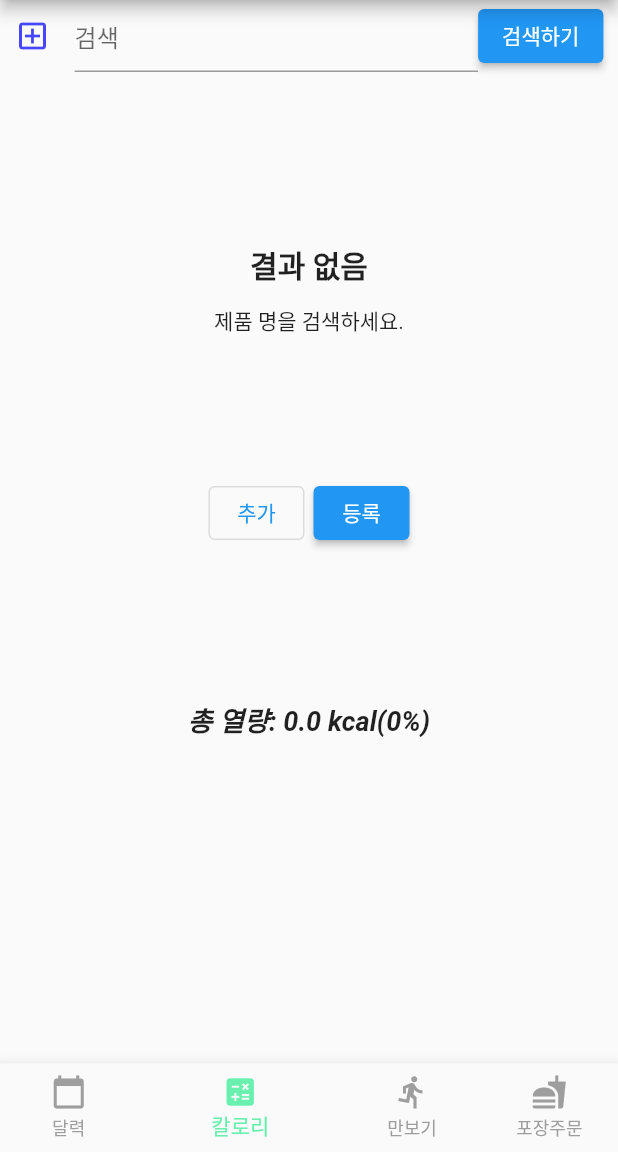
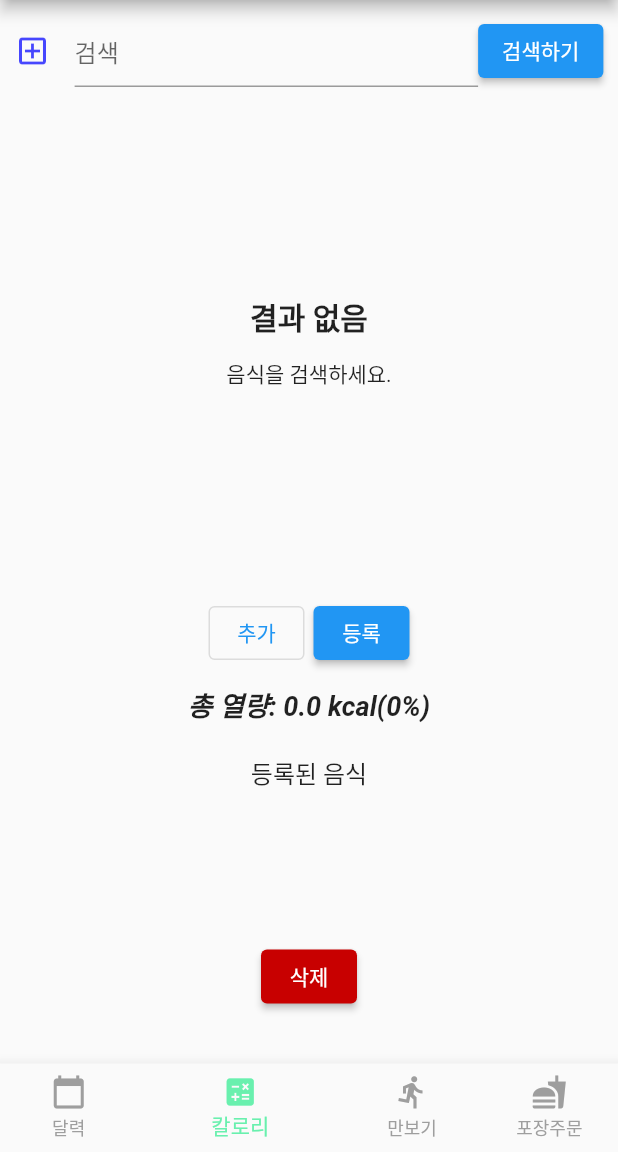
Before and after one commit to exerciseLog/exercise, a Flutter app: the screen it shows after launch, item 2 of the bottom bar chosen, on a phone screen of 412 x 824 dp, the part 84-1236 px from its top. Run offline on Flutter 3.47's test engine with Material 2 defaults, Android fonts, the phone set to English and light mode, and no system bars; our stand-ins replace drift, elegant_notification, firebase_core, firebase_database, fluttertoast, geolocator and 6 more; missing offline and left inert: flutter_cupertino_datetime_picker, flutter_polyline_points, home_widget; accounts and stored records are empty; generated files the repository leaves out were written again.

Commit message:
기타 버그 수정

```diff
--- a/lib/main.dart
+++ b/lib/main.dart
@@ -11,6 +11,8 @@ import 'package:get_it/get_it.dart';
 import 'package:home_widget/home_widget.dart';
 import 'package:provider/provider.dart';
 import 'package:drift/drift.dart' as drift;
+import 'package:firebase_core/firebase_core.dart';
+import 'firebase_options.dart';
 
 /// Called when Doing Background Work initiated from Widget
 @pragma("vm:entry-point")
@@ -53,6 +55,9 @@ class _MyAppState extends State<MyApp> {
 
   @override
   Widget build(BuildContext context) {
+    Firebase.initializeApp(
+      options: DefaultFirebaseOptions.currentPlatform,
+    );
     return MultiProvider(
       providers: [
         ChangeNotifierProvider<ApiProvider>(
--- /dev/null
+++ b/lib/model/datatest_model.dart
@@ -0,0 +1,4 @@
+
+class test {
+
+}
--- a/lib/provider/calorie_provider.dart
+++ b/lib/provider/calorie_provider.dart
@@ -4,21 +4,23 @@ class CalorieProvider with ChangeNotifier {
   double _calorie = 0.0;
   String _selectedFood = '';
   String _selectedCal = '';
-  int _selectedLnum = 0;
+  int _selectednum = 0;
   String _percent = '0';
   List<String> selectedFoodList = [];
   List<String> selectedCalList = [];
+  int _selectedNumList = 0;
 
   String get selectedFood => _selectedFood;
   String get selectedCal => _selectedCal;
   String get getCalorie => _calorie.toString();
-  int get listNum => _selectedLnum;
+  int get listNum => _selectednum;
+  int get selListNum => _selectedNumList;
   String get percent => _percent;
 
   setCalorie(String food, String cal, int num) {
     _selectedFood = food;
     _selectedCal = cal;
-    _selectedLnum = num;
+    _selectednum = num;
     notifyListeners();
   }
 
@@ -37,17 +39,30 @@ class CalorieProvider with ChangeNotifier {
 
   resetCalorie() {
     _calorie = 0.0;
-    _selectedLnum = 0;
+    _selectednum = 0;
     selectedFoodList.clear();
     selectedCalList.clear();
+    _selectedNumList = 0;
     notifyListeners();
   }
 
   resetList() {
-    _selectedLnum = 0;
+    _selectednum = 0;
     _selectedCal = '';
     notifyListeners();
   }
 
+  setSelectedList(int index) {
+    _selectedNumList = index;
+    notifyListeners();
+  }
+
+  deleteSelectedList() {
+    var dCal = double.parse(selectedCalList[_selectedNumList]);
+    _calorie -= dCal;
+    selectedFoodList.removeAt(_selectedNumList);
+    selectedCalList.removeAt(_selectedNumList);
+    notifyListeners();
+  }
 
 }
--- a/lib/screens/home_screen.dart
+++ b/lib/screens/home_screen.dart
@@ -3,6 +3,7 @@ import 'package:exercise_log/screens/nutrition_screen.dart';
 import 'package:exercise_log/screens/calendar_memo.dart';
 import 'package:exercise_log/screens/walk_screen.dart';
 import 'package:flutter/material.dart';
+import 'package:animations/animations.dart';
 
 class HomeScreen extends StatefulWidget {
   const HomeScreen({super.key});
@@ -32,7 +33,21 @@ class _HomeScreenState extends State<HomeScreen> {
   Widget build(BuildContext context) {
     return Scaffold(
       appBar: AppBar(title: const Text("ExerciseLog")),
-      body: _widgetOptions[_selectedIndex],
+      body: PageTransitionSwitcher(
+        duration: const Duration(milliseconds: 1000),
+        transitionBuilder: (
+          Widget child,
+          Animation<double> animation,
+          Animation<double> secondaryAnimation,
+        ) {
+          return FadeThroughTransition(
+            animation: animation,
+            secondaryAnimation: secondaryAnimation,
+            child: child,
+          );
+        },
+        child: _widgetOptions[_selectedIndex],
+      ),
       bottomNavigationBar: BottomNavigationBar(
           items: const <BottomNavigationBarItem>[
             BottomNavigationBarItem(
--- a/lib/screens/nutrition_screen.dart
+++ b/lib/screens/nutrition_screen.dart
@@ -36,7 +36,18 @@ class _NutApiPageState extends State<NutApiPage> {
             style: TextStyle(fontSize: 20, fontWeight: FontWeight.bold),
             ),
           SizedBox(height: 12),
-          Text("제품 명을 검색하세요."),
+          Text("음식을 검색하세요."),
+        ],
+      ),
+    );
+  }
+
+  noItemsIndicator(BuildContext context) {
+    return Center(
+      child: Column(
+        mainAxisAlignment: MainAxisAlignment.center,
+        children: const [
+          Text("추가한 음식이 없습니다."),
         ],
       ),
     );
@@ -54,8 +65,9 @@ class _NutApiPageState extends State<NutApiPage> {
             return;
           }
           log(pageKey.toString());
-          final nextPageKey = pageKey + _pageSize;
-          final isLastPage = nextPageKey >= 100;
+          /* var nextPageKey = pageKey + _pageSize; */
+          final isLastPage = apiItems.length <= pageKey + _pageSize;
+          final nextPageKey = isLastPage ? apiItems.length : pageKey + _pageSize;
           final appendPage = apiItems.sublist(pageKey, nextPageKey);
           if(isLastPage) {
             _pagingController.appendLastPage(appendPage);
@@ -85,6 +97,7 @@ class _NutApiPageState extends State<NutApiPage> {
       child: Center(
           child: Column(
             children: <Widget>[
+              const SizedBox(height: 10),
               Row(
                 mainAxisAlignment: MainAxisAlignment.center,
                 children: [
@@ -148,7 +161,10 @@ class _NutApiPageState extends State<NutApiPage> {
               ),
               Container(
                 alignment: Alignment.topLeft,
-                height: 250,
+                height: 300,
+                child: Scrollbar(
+                  thickness: 8,
+                  radius: const Radius.circular(12),
                   child: PagedListView<int, NutApiModel>.separated (
                     pagingController: _pagingController,
                     builderDelegate: PagedChildBuilderDelegate<NutApiModel>(
@@ -174,7 +190,10 @@ class _NutApiPageState extends State<NutApiPage> {
                     separatorBuilder: ((context, index) => const Divider()),
                   ),
                 ),
-
+              ),
+              const SizedBox(
+                height: 20,
+              ),
               Row(
                 mainAxisAlignment: MainAxisAlignment.center,
                 children: [
@@ -247,6 +266,28 @@ class _NutApiPageState extends State<NutApiPage> {
                   ),
                 ]
               ),
+              const SizedBox(
+                height: 10,
+              ),
+              Tooltip(
+                message: '회원님의 현재 적정 열량은 $stdCal kcal 입니다.',
+                child: Text("총 열량: $numCal kcal($percent%)",
+                  style: const TextStyle(
+                    fontWeight: FontWeight.w600,
+                    fontStyle: FontStyle.italic,
+                    fontSize: 18.0
+                  ),
+                )
+              ),
+              const SizedBox(
+                height: 20,
+              ),
+              const Text("등록된 음식",
+                style: TextStyle(
+                  fontWeight: FontWeight.w500,
+                  fontSize: 16
+                ),
+              ),
               SingleChildScrollView(
                 scrollDirection: Axis.vertical,
                 child: Column(
@@ -259,6 +300,7 @@ class _NutApiPageState extends State<NutApiPage> {
                         itemCount: cal.selectedCalList.length,
                         itemBuilder: (BuildContext context, int index) {
                           return _CheckedListItem(
+                            index: index,
                             food: cal.selectedFoodList[index],
                             cal: cal.selectedCalList[index],
                           );
@@ -268,17 +310,20 @@ class _NutApiPageState extends State<NutApiPage> {
                   ],
                 ),
               ),
-              Tooltip(
-                message: '회원님의 현재 적정 열량은 $stdCal kcal 입니다.',
-                child: Text("총 열량: $numCal kcal($percent%)",
-                  style: const TextStyle(
-                    fontWeight: FontWeight.w600,
-                    fontStyle: FontStyle.italic,
-                    fontSize: 18.0
+              ElevatedButton(
+                onPressed: () {
+                  cal.deleteSelectedList();
+
+                },
+                style: ElevatedButton.styleFrom(
+                  backgroundColor: const Color.fromRGBO(200, 0, 0, 15),
                 ),
-                )
+                child: const Text("삭제"),
               ),
 
+              const SizedBox(
+                height: 20
+              ),
             ],
         ),
       ),
@@ -499,20 +544,34 @@ class _DialogNutDetail extends StatelessWidget {
 
 class _CheckedListItem extends StatelessWidget {
   const _CheckedListItem({
+    required this.index,
     required this.food,
     required this.cal
   });
 
+  final int index;
   final String food;
   final String cal;
 
   @override
   Widget build(BuildContext context) {
+    var provider = Provider.of<CalorieProvider>(context);
      return Padding(
       padding: const EdgeInsets.symmetric(vertical: 6.0),
       child: Row(
         crossAxisAlignment: CrossAxisAlignment.start,
         children: [
+          Radio(
+            value: index,
+            groupValue: provider.selListNum,
+            onChanged: cal == '' ? null : (value) {
+              provider.setSelectedList(index);
+              ElegantNotification.info(
+                title: const Text("정보"),
+                description: Text("선택된 음식의 열량: $cal"))
+              .show(context);
+            }
+          ),
           Text("$food : $cal kcal",
             style: const TextStyle(fontSize: 15.0),
           ),
--- a/pubspec.yaml
+++ b/pubspec.yaml
@@ -59,6 +59,8 @@ dependencies:
   geolocator: ^9.0.2
   flutter_polyline_points: ^1.0.0
   animations: ^2.0.8
+  firebase_core: ^2.15.1
+  firebase_database: ^10.2.5
 
 dev_dependencies:
   flutter_test:
```
Also changed, not shown: lib/provider/position_provider.dart (+9 -6 lines), lib/screens/calendar_memo.dart (+15 -3 lines), lib/screens/map_screen.dart (+42 -6 lines), lib/firebase_options.dart (added), pubspec.lock, 8 other files. Lines whose indentation alone changed are shown as unchanged.
